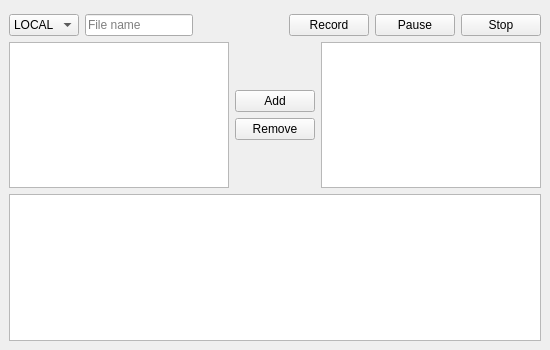
sonia-auv/ros2_rqt_sonia_plugins, file rqt_record/resource/mainwindow.ui: the form before one commit.
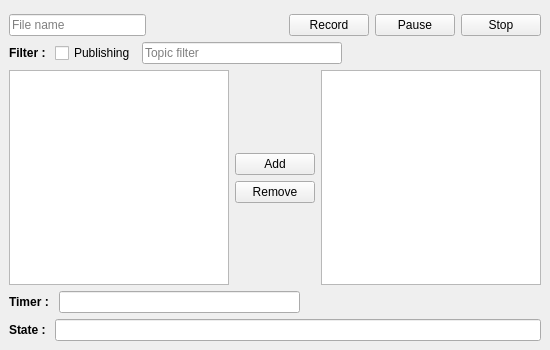
The form after the commit.

Commit message: LOG-169: added filtering topics

What changed in the file:
```diff
--- a/rqt_record/resource/mainwindow.ui
+++ b/rqt_record/resource/mainwindow.ui
@@ -51,34 +51,6 @@
     </item>
     <item>
      <layout class="QHBoxLayout" name="horizontalLayout">
-      <item>
-       <widget class="QComboBox" name="envChoice">
-        <property name="editable">
-         <bool>false</bool>
-        </property>
-        <property name="currentText">
-         <string>LOCAL</string>
-        </property>
-        <property name="placeholderText">
-         <string/>
-        </property>
-        <item>
-         <property name="text">
-          <string>LOCAL</string>
-         </property>
-        </item>
-        <item>
-         <property name="text">
-          <string>AUV8</string>
-         </property>
-        </item>
-        <item>
-         <property name="text">
-          <string>LITE1</string>
-         </property>
-        </item>
-       </widget>
-      </item>
       <item>
        <widget class="QLineEdit" name="bagName">
         <property name="text">
@@ -125,6 +97,44 @@
       </item>
      </layout>
     </item>
+    <item>
+     <layout class="QHBoxLayout" name="horizontalLayout_3">
+      <item>
+       <widget class="QLabel" name="filerLabel">
+        <property name="text">
+         <string>&lt;html&gt;&lt;head/&gt;&lt;body&gt;&lt;p&gt;&lt;span style=&quot; font-weight:600;&quot;&gt;Filter : &lt;/span&gt;&lt;/p&gt;&lt;/body&gt;&lt;/html&gt;</string>
+        </property>
+       </widget>
+      </item>
+      <item>
+       <widget class="QCheckBox" name="pubTopic">
+        <property name="text">
+         <string>Publishing</string>
+        </property>
+       </widget>
+      </item>
+      <item>
+       <widget class="QLineEdit" name="topicFilter">
+        <property name="placeholderText">
+         <string>Topic filter</string>
+        </property>
+       </widget>
+      </item>
+      <item>
+       <spacer name="horizontalSpacer_3">
+        <property name="orientation">
+         <enum>Qt::Horizontal</enum>
+        </property>
+        <property name="sizeHint" stdset="0">
+         <size>
+          <width>40</width>
+          <height>20</height>
+         </size>
+        </property>
+       </spacer>
+      </item>
+     </layout>
+    </item>
     <item>
      <layout class="QHBoxLayout" name="horizontalLayout_2">
       <item>
@@ -180,11 +190,53 @@
      </layout>
     </item>
     <item>
-     <widget class="QListView" name="recordFeedback">
-      <property name="enabled">
-       <bool>true</bool>
-      </property>
-     </widget>
+     <layout class="QHBoxLayout" name="horizontalLayout_4">
+      <item>
+       <widget class="QLabel" name="timerLabel">
+        <property name="text">
+         <string>&lt;html&gt;&lt;head/&gt;&lt;body&gt;&lt;p&gt;&lt;span style=&quot; font-weight:600;&quot;&gt;Timer : &lt;/span&gt;&lt;/p&gt;&lt;/body&gt;&lt;/html&gt;</string>
+        </property>
+       </widget>
+      </item>
+      <item>
+       <widget class="QLineEdit" name="timerLine">
+        <property name="readOnly">
+         <bool>true</bool>
+        </property>
+       </widget>
+      </item>
+      <item>
+       <spacer name="horizontalSpacer">
+        <property name="orientation">
+         <enum>Qt::Horizontal</enum>
+        </property>
+        <property name="sizeHint" stdset="0">
+         <size>
+          <width>40</width>
+          <height>20</height>
+         </size>
+        </property>
+       </spacer>
+      </item>
+     </layout>
+    </item>
+    <item>
+     <layout class="QHBoxLayout" name="horizontalLayout_5">
+      <item>
+       <widget class="QLabel" name="stateLabel">
+        <property name="text">
+         <string>&lt;html&gt;&lt;head/&gt;&lt;body&gt;&lt;p&gt;&lt;span style=&quot; font-weight:600;&quot;&gt;State :  &lt;/span&gt;&lt;/p&gt;&lt;/body&gt;&lt;/html&gt;</string>
+        </property>
+       </widget>
+      </item>
+      <item>
+       <widget class="QLineEdit" name="stateLine">
+        <property name="readOnly">
+         <bool>true</bool>
+        </property>
+       </widget>
+      </item>
+     </layout>
     </item>
    </layout>
   </widget>
```
The commit also changes 2 other files.
